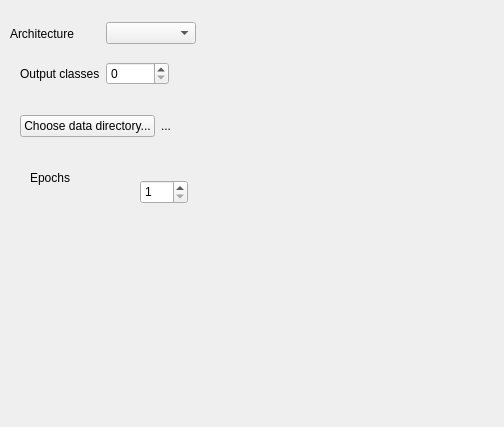
Qt form gui/nntrainer/gui/ui/nntrainer.ui (simonrw/nntrainer) before a commit.
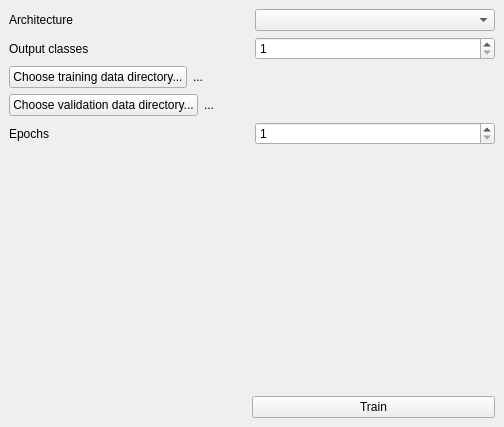
The same form after that commit.

Commit message: Implement UI elements nicer

The edit to the form file:
```diff
--- a/gui/nntrainer/gui/ui/nntrainer.ui
+++ b/gui/nntrainer/gui/ui/nntrainer.ui
@@ -14,15 +14,8 @@
    <string>MainWindow</string>
   </property>
   <widget class="QWidget" name="centralwidget">
-   <widget class="QWidget" name="layoutWidget">
-    <property name="geometry">
-     <rect>
-      <x>10</x>
-      <y>20</y>
-      <width>186</width>
-      <height>27</height>
-     </rect>
-    </property>
+   <layout class="QVBoxLayout" name="verticalLayout">
+    <item>
     <layout class="QHBoxLayout" name="horizontalLayout">
      <item>
       <widget class="QLabel" name="label">
@@ -35,16 +28,8 @@
       <widget class="QComboBox" name="architecture_choice"/>
      </item>
     </layout>
-   </widget>
-   <widget class="QWidget" name="layoutWidget">
-    <property name="geometry">
-     <rect>
-      <x>20</x>
-      <y>60</y>
-      <width>149</width>
-      <height>28</height>
-     </rect>
-    </property>
+    </item>
+    <item>
     <layout class="QHBoxLayout" name="horizontalLayout_2">
      <item>
       <widget class="QLabel" name="label_2">
@@ -54,19 +39,85 @@
       </widget>
      </item>
      <item>
-      <widget class="QSpinBox" name="spinBox"/>
-     </item>
-    </layout>
-   </widget>
+       <widget class="QSpinBox" name="spinBox">
+        <property name="minimum">
+         <number>1</number>
+        </property>
+       </widget>
+      </item>
+     </layout>
+    </item>
+    <item>
+     <layout class="QHBoxLayout" name="horizontalLayout_3">
+      <item>
+       <widget class="QPushButton" name="chooseTrainingData">
+        <property name="text">
+         <string>Choose training data directory...</string>
+        </property>
+       </widget>
+      </item>
+      <item>
+       <widget class="QLabel" name="label_3">
+        <property name="sizePolicy">
+         <sizepolicy hsizetype="MinimumExpanding" vsizetype="Preferred">
+          <horstretch>0</horstretch>
+          <verstretch>0</verstretch>
+         </sizepolicy>
+        </property>
+        <property name="minimumSize">
+         <size>
+          <width>100</width>
+          <height>0</height>
+         </size>
+        </property>
+        <property name="text">
+         <string>...</string>
+        </property>
+       </widget>
+      </item>
+     </layout>
+    </item>
+    <item>
+     <layout class="QHBoxLayout" name="horizontalLayout_6">
+      <item>
+       <widget class="QPushButton" name="chooseValidationData">
+        <property name="text">
+         <string>Choose validation data directory...</string>
+        </property>
+       </widget>
+      </item>
+      <item>
+       <widget class="QLabel" name="label_5">
+        <property name="sizePolicy">
+         <sizepolicy hsizetype="MinimumExpanding" vsizetype="Preferred">
+          <horstretch>0</horstretch>
+          <verstretch>0</verstretch>
+         </sizepolicy>
+        </property>
+        <property name="minimumSize">
+         <size>
+          <width>100</width>
+          <height>0</height>
+         </size>
+        </property>
+        <property name="text">
+         <string>...</string>
+        </property>
+       </widget>
+      </item>
+     </layout>
+    </item>
+    <item>
+     <layout class="QHBoxLayout" name="horizontalLayout_4">
+      <item>
+       <widget class="QLabel" name="label_4">
+        <property name="text">
+         <string>Epochs</string>
+        </property>
+       </widget>
+      </item>
+      <item>
    <widget class="QSpinBox" name="spinBox_2">
-    <property name="geometry">
-     <rect>
-      <x>140</x>
-      <y>180</y>
-      <width>48</width>
-      <height>24</height>
-     </rect>
-    </property>
     <property name="minimum">
      <number>1</number>
     </property>
@@ -74,57 +125,64 @@
      <number>999999999</number>
     </property>
    </widget>
-   <widget class="QLabel" name="label_4">
-    <property name="geometry">
-     <rect>
-      <x>30</x>
-      <y>170</y>
-      <width>60</width>
-      <height>16</height>
-     </rect>
-    </property>
-    <property name="text">
-     <string>Epochs</string>
-    </property>
-   </widget>
-   <widget class="QWidget" name="layoutWidget">
-    <property name="geometry">
-     <rect>
-      <x>20</x>
-      <y>110</y>
-      <width>297</width>
-      <height>32</height>
-     </rect>
-    </property>
-    <layout class="QHBoxLayout" name="horizontalLayout_3">
+      </item>
+     </layout>
+    </item>
+    <item>
+     <spacer name="verticalSpacer">
+      <property name="orientation">
+       <enum>Qt::Vertical</enum>
+      </property>
+      <property name="sizeHint" stdset="0">
+       <size>
+        <width>20</width>
+        <height>166</height>
+       </size>
+      </property>
+     </spacer>
+    </item>
      <item>
-      <widget class="QPushButton" name="pushButton">
-       <property name="text">
-        <string>Choose data directory...</string>
-       </property>
-      </widget>
+     <layout class="QHBoxLayout" name="horizontalLayout_5">
+      <item>
+       <spacer name="horizontalSpacer">
+        <property name="orientation">
+         <enum>Qt::Horizontal</enum>
+        </property>
+        <property name="sizeHint" stdset="0">
+         <size>
+          <width>40</width>
+          <height>20</height>
+         </size>
+        </property>
+       </spacer>
      </item>
      <item>
-      <widget class="QLabel" name="label_3">
+       <widget class="QPushButton" name="pushButton_2">
        <property name="sizePolicy">
-        <sizepolicy hsizetype="MinimumExpanding" vsizetype="Preferred">
+         <sizepolicy hsizetype="MinimumExpanding" vsizetype="Fixed">
          <horstretch>0</horstretch>
          <verstretch>0</verstretch>
         </sizepolicy>
        </property>
-       <property name="minimumSize">
-        <size>
-         <width>100</width>
-         <height>0</height>
-        </size>
-       </property>
        <property name="text">
-        <string>...</string>
+         <string>Train</string>
        </property>
       </widget>
      </item>
     </layout>
-   </widget>
+    </item>
+   </layout>
+   <zorder>layoutWidget</zorder>
+   <zorder>layoutWidget</zorder>
+   <zorder>spinBox_2</zorder>
+   <zorder>label_4</zorder>
+   <zorder>layoutWidget</zorder>
+   <zorder>pushButton_2</zorder>
+   <zorder>horizontalSpacer</zorder>
+   <zorder>chooseValidationData</zorder>
+   <zorder>label_5</zorder>
+   <zorder>label_4</zorder>
+   <zorder>verticalSpacer</zorder>
   </widget>
  </widget>
  <resources/>
```
Lines whose indentation alone changed are shown as unchanged. The commit also changes 2 other files.
